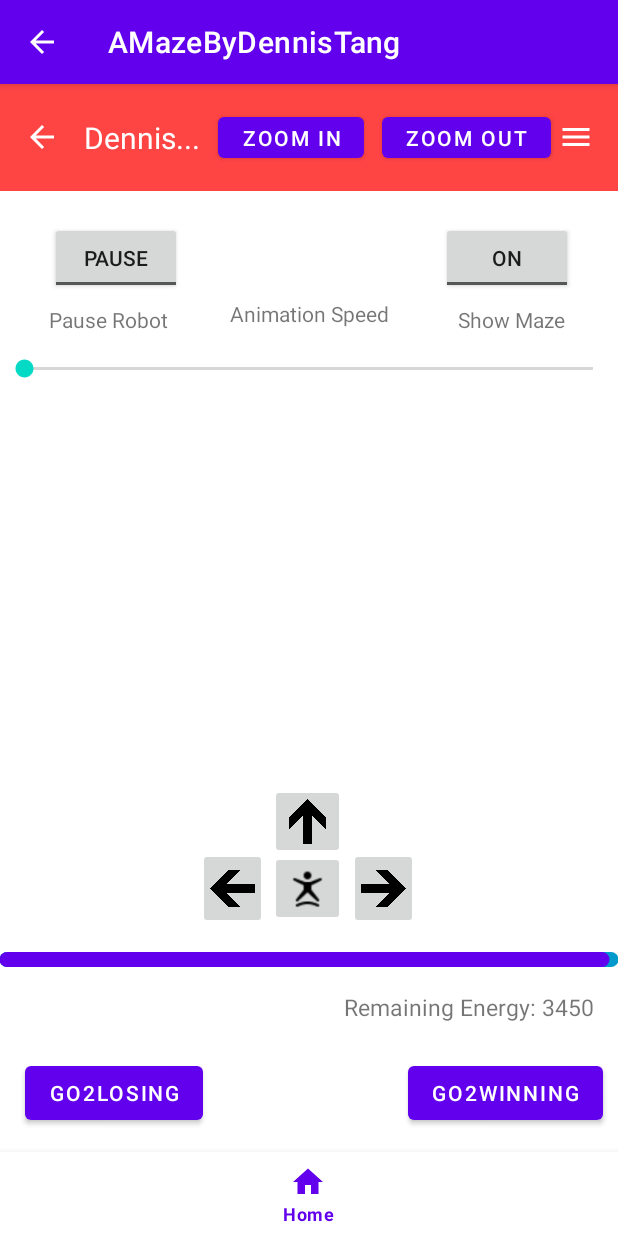
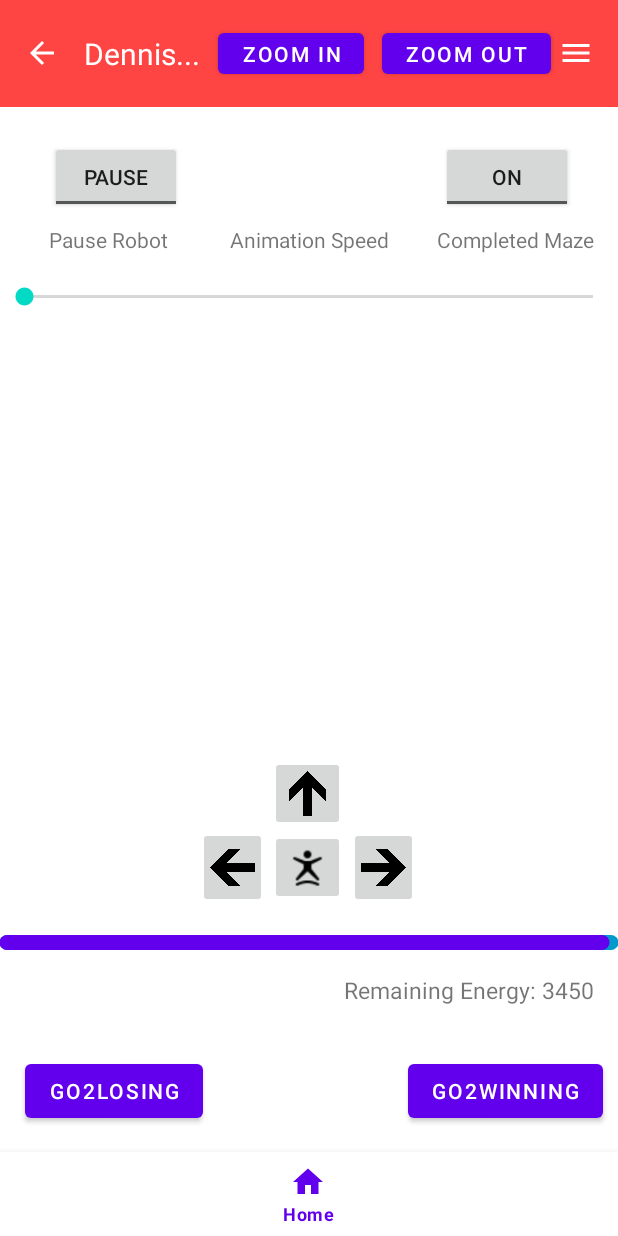
Before and after one commit to Dttang123/AMazeByDennisTang, an Android app: the PlayAnimationActivity screen opened directly, with no data from a screen before it, on a phone screen of 412 x 824 dp. Run offline under Robolectric (Android 15) with nearby library versions, the phone set to English and light mode, and no system bars.

Commit message:
Toast messages added to every button and all necessary values passed/recieved by activities via intents. Default tool bar erased and custom tool bar added.

```diff
--- a/app/src/main/java/com/example/amazebydennistang/Generating.java
+++ b/app/src/main/java/com/example/amazebydennistang/Generating.java
@@ -54,7 +54,7 @@ public class Generating extends AppCompatActivity {
         super.onCreate(savedInstanceState);
         setContentView(R.layout.generating);
 
-        //Retrieves passed parameters from AMazeActivity into Generating
+        //Retrieves passed parameters from AMazeActivity into Generating, used later in P7
         intent = getIntent();
         int seed = intent.getIntExtra(EXTRA_RANDOM_NUMBER,0);
         int skill_level = intent.getIntExtra(EXTRA_SKILL_LEVEL,0);
@@ -174,14 +174,14 @@ public class Generating extends AppCompatActivity {
                     Toast.makeText(Generating.this, "Selected Item: " + driverSelection, Toast.LENGTH_SHORT).show();
 
                     //Initially tells user to choose a driver.
-                    if(driverSelection.equals("Select")) //(adapterView.getItemAtPosition(position).equals("Manual"))
+                    if(driverSelection.equals("Select"))
                     {
                         driverSelection = "Select";
                         Toast.makeText(Generating.this, "Choose a driver.", Toast.LENGTH_SHORT).show();
                     }
 
                     //Moves to PlayManuallyActive if Manual is selected and progress is at 100%
-                    if(driverSelection.equals("Manual")) //(adapterView.getItemAtPosition(position).equals("Manual"))
+                    if(driverSelection.equals("Manual"))
                     {
                         //Passes Driver information to the next activity if at 100%
                         if(progress == 100){
--- a/app/src/main/java/com/example/amazebydennistang/LosingActivity.java
+++ b/app/src/main/java/com/example/amazebydennistang/LosingActivity.java
@@ -99,6 +99,7 @@ public class LosingActivity extends AppCompatActivity {
         Play_Again_Button.setOnClickListener(new View.OnClickListener() {
             @Override
             public void onClick(View view) {
+                Toast.makeText(LosingActivity.this, "Play Again", Toast.LENGTH_SHORT).show();
                 openHome();
             }
         });
--- a/app/src/main/java/com/example/amazebydennistang/PlayAnimationActivity.java
+++ b/app/src/main/java/com/example/amazebydennistang/PlayAnimationActivity.java
@@ -6,10 +6,12 @@ import android.os.Handler;
 import android.view.MenuItem;
 import android.view.View;
 import android.widget.Button;
+import android.widget.CompoundButton;
 import android.widget.ImageView;
 import android.widget.SeekBar;
 import android.widget.TextView;
 import android.widget.Toast;
+import android.widget.ToggleButton;
 
 import androidx.annotation.NonNull;
 import androidx.appcompat.app.AppCompatActivity;
@@ -25,6 +27,8 @@ import java.util.TimerTask;
 public class PlayAnimationActivity extends AppCompatActivity {
 
     BottomNavigationView nav;
+    Button Zoom_In_Button;
+    Button Zoom_Out_Button;
     Button Go2Winning_Button;
     Button Go2Losing_Button;
     LinearProgressIndicator lpi;
@@ -60,7 +64,7 @@ public class PlayAnimationActivity extends AppCompatActivity {
         super.onCreate(savedInstanceState);
         setContentView(R.layout.playanimationactivity);
 
-        //Passed driver and robotQuality from Generating
+        //Passed driver and robotQuality from Generating, used in P7
         intent = getIntent();
         String driver = intent.getStringExtra(EXTRA_DRIVER);
         String robotQuality = intent.getStringExtra(EXTRA_ROBOTQUALITY);
@@ -105,6 +109,51 @@ public class PlayAnimationActivity extends AppCompatActivity {
             }
         });
 
+        //Zoom in and out buttons
+        Zoom_In_Button = findViewById(R.id.ZoomIn_Button);
+        Zoom_In_Button.setOnClickListener(new View.OnClickListener() {
+            @Override
+            public void onClick(View view) {
+                Toast.makeText(PlayAnimationActivity.this, "You clicked ZOOM IN", Toast.LENGTH_SHORT).show();;
+            }
+        });
+
+        Zoom_Out_Button = findViewById(R.id.ZoomOut_Button);
+        Zoom_Out_Button.setOnClickListener(new View.OnClickListener() {
+            @Override
+            public void onClick(View view) {
+                Toast.makeText(PlayAnimationActivity.this, "You clicked ZOOM OUT", Toast.LENGTH_SHORT).show();;
+            }
+        });
+
+        //Toggle show walls button
+        ToggleButton Pause_Robot_Button = findViewById(R.id.Pause_Robot_Button);
+        Pause_Robot_Button.setOnCheckedChangeListener(new CompoundButton.OnCheckedChangeListener() {
+            public void onCheckedChanged(CompoundButton buttonView, boolean isChecked) {
+                if (isChecked) {
+                    // Toggle is ON
+                    Toast.makeText(PlayAnimationActivity.this, "Robot is paused", Toast.LENGTH_SHORT).show();
+                } else {
+                    // Toggle is OFF
+                    Toast.makeText(PlayAnimationActivity.this, "Robot is un-paused", Toast.LENGTH_SHORT).show();
+                }
+            }
+        });
+
+        //Toggle show maze button
+        ToggleButton Completed_Button = findViewById(R.id.Completed_Maze_Button);
+        Completed_Button.setOnCheckedChangeListener(new CompoundButton.OnCheckedChangeListener() {
+            public void onCheckedChanged(CompoundButton buttonView, boolean isChecked) {
+                if (isChecked) {
+                    // Toggle is ON
+                    Toast.makeText(PlayAnimationActivity.this, "Show Completed Maze: ON", Toast.LENGTH_SHORT).show();
+                } else {
+                    // Toggle is OFF
+                    Toast.makeText(PlayAnimationActivity.this, "Show Completed Maze: OFF", Toast.LENGTH_SHORT).show();
+                }
+            }
+        });
+
         //FOR SEEKBAR
         animationSpeedBar = findViewById(R.id.animation_Speed_Seekbar); //Initializes by IDs
         animationSpeedTV = findViewById(R.id.animationSpeed_TV); //Initializes by IDs
@@ -132,7 +181,7 @@ public class PlayAnimationActivity extends AppCompatActivity {
 
             @Override
             public void onStopTrackingTouch(SeekBar seekBar) {
-
+                Toast.makeText(PlayAnimationActivity.this, "Robot speed changed", Toast.LENGTH_SHORT).show();
             }
         });
 
--- a/app/src/main/java/com/example/amazebydennistang/PlayManuallyActivity.java
+++ b/app/src/main/java/com/example/amazebydennistang/PlayManuallyActivity.java
@@ -36,7 +36,7 @@ public class PlayManuallyActivity extends AppCompatActivity {
         super.onCreate(savedInstanceState);
         setContentView(R.layout.playmanuallyactivity);
 
-        //Passed driver and robotQuality from Generating
+        //Passed driver and robotQuality from Generating, used in P7
         intent = getIntent();
         String driver = intent.getStringExtra(EXTRA_DRIVER);
 
@@ -128,6 +128,7 @@ public class PlayManuallyActivity extends AppCompatActivity {
         ShortCut_Button.setOnClickListener(new View.OnClickListener() {
             @Override
             public void onClick(View view) {
+                Toast.makeText(PlayManuallyActivity.this, "You clicked the shortcut button", Toast.LENGTH_SHORT).show();;
                 openWinning(path_length, shortest_path);
             }
         });
--- a/app/src/main/java/com/example/amazebydennistang/WinningActivity.java
+++ b/app/src/main/java/com/example/amazebydennistang/WinningActivity.java
@@ -100,7 +100,7 @@ public class WinningActivity extends AppCompatActivity {
         Play_Again_Button.setOnClickListener(new View.OnClickListener() {
             @Override
             public void onClick(View view) {
-                Toast.makeText(WinningActivity.this, "Play Again button clicked!", Toast.LENGTH_SHORT).show();
+                Toast.makeText(WinningActivity.this, "Play Again", Toast.LENGTH_SHORT).show();
                 openHome();
             }
         });
--- a/app/src/main/res/layout/playanimationactivity.xml
+++ b/app/src/main/res/layout/playanimationactivity.xml
@@ -35,7 +35,7 @@
 
 
     <ToggleButton
-        android:id="@+id/Show_Maze_Button"
+        android:id="@+id/Completed_Maze_Button"
         android:layout_width="wrap_content"
         android:layout_height="wrap_content"
         android:textOff="ON"
@@ -47,18 +47,18 @@
         app:layout_constraintTop_toBottomOf="@+id/include"
         app:layout_constraintVertical_bias="0.032" />
 
+
     <TextView
-        android:id="@+id/Show_Maze_Text"
+        android:id="@+id/Competed_Maze_Text"
         android:layout_width="wrap_content"
         android:layout_height="wrap_content"
-        android:text="Show Maze"
+        android:text="Completed Maze"
         app:layout_constraintBottom_toBottomOf="parent"
         app:layout_constraintEnd_toEndOf="parent"
-        app:layout_constraintHorizontal_bias="0.896"
+        app:layout_constraintHorizontal_bias="0.947"
         app:layout_constraintStart_toStartOf="parent"
-        app:layout_constraintTop_toBottomOf="@+id/Show_Maze_Button"
+        app:layout_constraintTop_toBottomOf="@+id/Completed_Maze_Button"
         app:layout_constraintVertical_bias="0.012" />
-
 
     <ToggleButton
         android:id="@+id/Pause_Robot_Button"
--- a/app/src/main/res/values-night/themes.xml
+++ b/app/src/main/res/values-night/themes.xml
@@ -1,6 +1,6 @@
 <resources xmlns:tools="http://schemas.android.com/tools">
     <!-- Base application theme. -->
-    <style name="Theme.AMazeByDennisTang" parent="Theme.MaterialComponents.DayNight.DarkActionBar">
+    <style name="Theme.AMazeByDennisTang" parent="Theme.MaterialComponents.DayNight.NoActionBar">
         <!-- Primary brand color. -->
         <item name="colorPrimary">@color/purple_200</item>
         <item name="colorPrimaryVariant">@color/purple_700</item>
--- a/app/src/main/res/values/themes.xml
+++ b/app/src/main/res/values/themes.xml
@@ -1,6 +1,6 @@
 <resources xmlns:tools="http://schemas.android.com/tools">
     <!-- Base application theme. -->
-    <style name="Theme.AMazeByDennisTang" parent="Theme.MaterialComponents.DayNight.DarkActionBar">
+    <style name="Theme.AMazeByDennisTang" parent="Theme.MaterialComponents.DayNight.NoActionBar">
         <!-- Primary brand color. -->
         <item name="colorPrimary">@color/purple_500</item>
         <item name="colorPrimaryVariant">@color/purple_700</item>
```
Also changed, not shown: app/src/main/java/com/example/amazebydennistang/AMazeActivity.java (+12 -25 lines).
